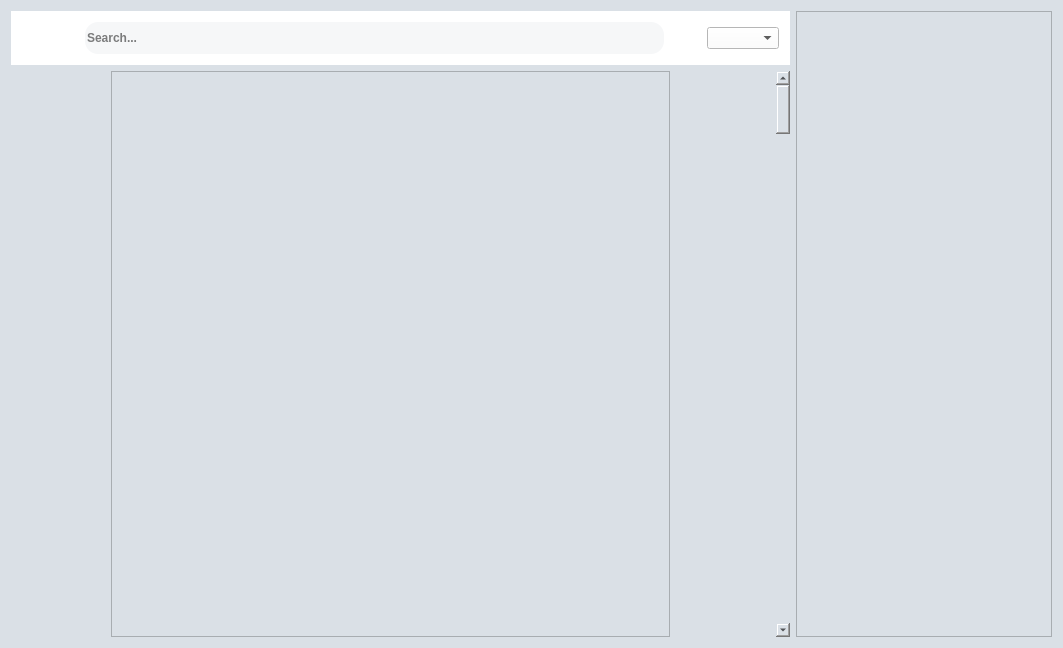
Tomkode/RedditClone, file Reddit69.ui: the form before one commit.
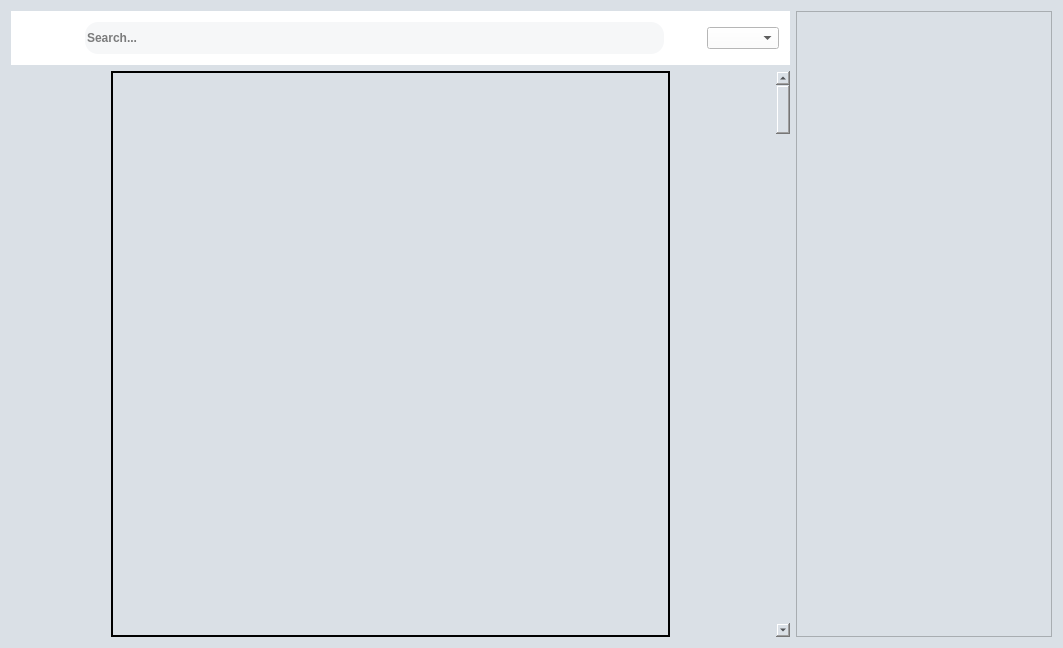
The form after the commit. Icons and pictures are not drawn.

Diff of the .ui file:
```diff
--- a/Reddit69.ui
+++ b/Reddit69.ui
@@ -159,6 +159,9 @@
          </item>
          <item>
           <widget class="QScrollArea" name="postArea">
+           <property name="styleSheet">
+            <string notr="true">border: 1px solid;</string>
+           </property>
            <property name="widgetResizable">
             <bool>true</bool>
            </property>
```
